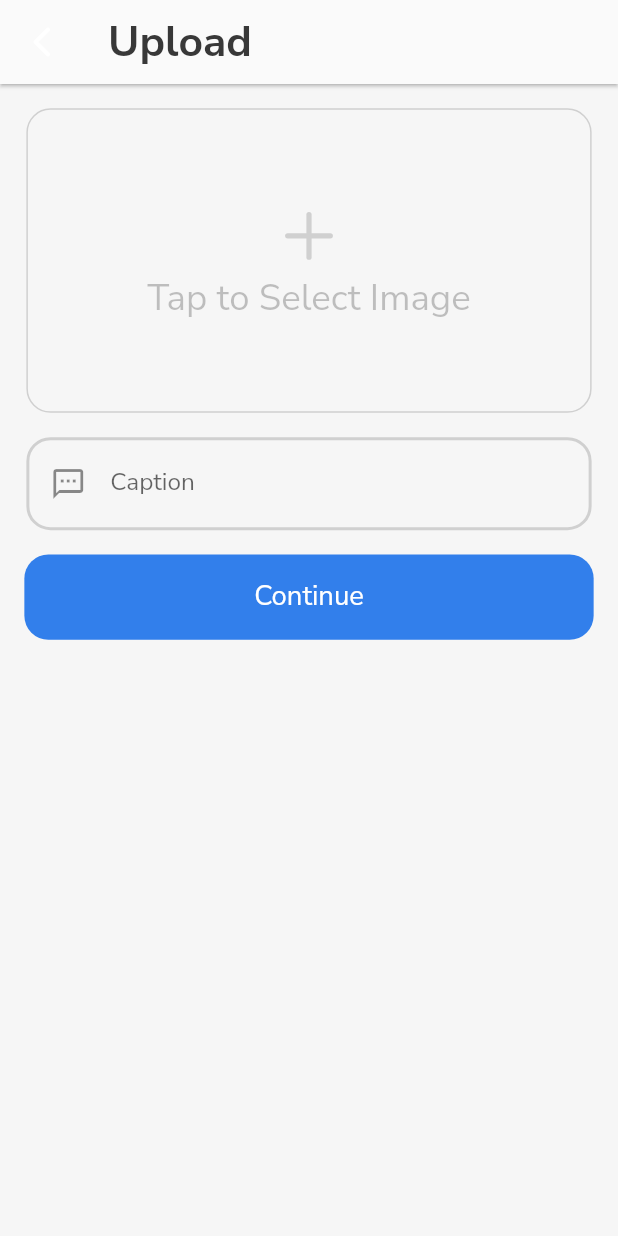
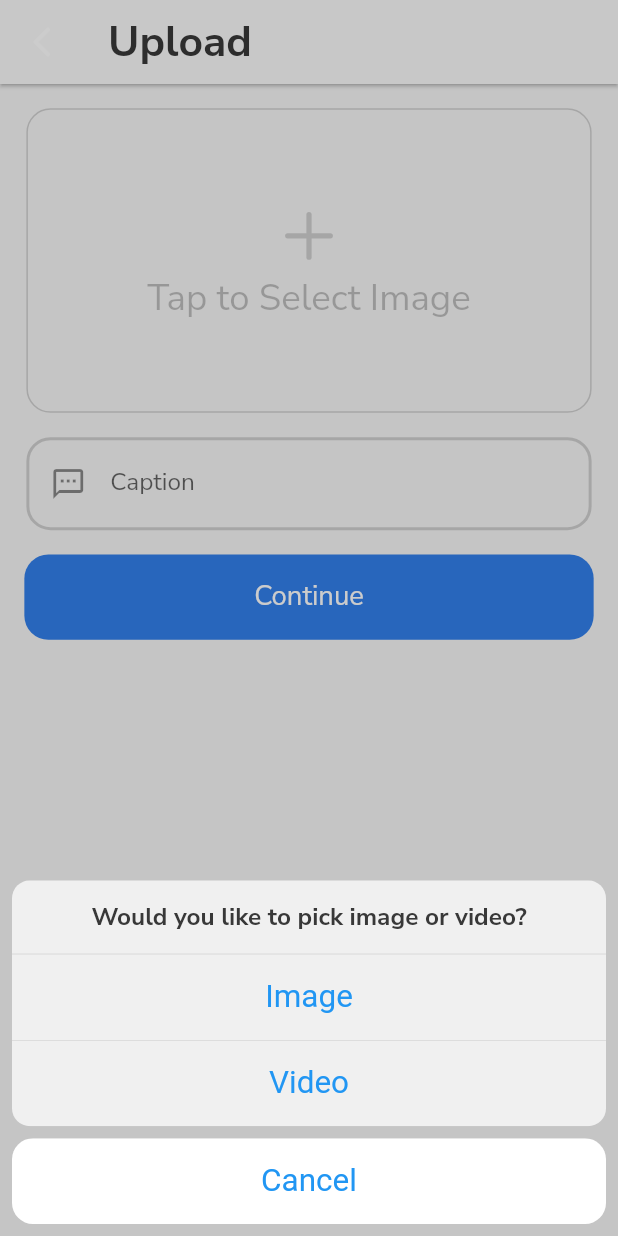
Before and after one commit to nrlvm/zet_fire, a Flutter app: the UploadScreen screen opened directly, after a tap on "Tap to Select Image", on a phone screen of 412 x 824 dp. Run offline on Flutter 3.47's test engine with Material 2 defaults, Android fonts, the phone set to English and light mode, and no system bars; our stand-ins replace cached_network_image, cloud_firestore, firebase_auth, firebase_core, firebase_messaging, firebase_storage and 8 more; accounts and stored records are empty.

Commit message:
push video to lenta supposed to be done

```diff
--- a/lib/src/ui/main/upload/upload_screen.dart
+++ b/lib/src/ui/main/upload/upload_screen.dart
@@ -1,4 +1,5 @@
 import 'dart:io';
+import 'package:flutter/cupertino.dart';
 import 'package:flutter/material.dart';
 import 'package:flutter/services.dart';
 import 'package:flutter_svg/flutter_svg.dart';
@@ -48,7 +49,47 @@ class _UploadScreenState extends State<UploadScreen> {
         children: [
           GestureDetector(
             onTap: () {
-              pickImage();
+              showCupertinoModalPopup(
+                context: context,
+                builder: (context) => CupertinoActionSheet(
+                  title: Text(
+                    'Would you like to pick image or video?',
+                    style: TextStyle(
+                      fontFamily: AppColor.fontFamily,
+                      fontWeight: FontWeight.w700,
+                      fontSize: 16 * h,
+                      color: AppColor.dark,
+                      decoration: TextDecoration.none,
+                    ),
+                  ),
+                  actions: [
+                    CupertinoActionSheetAction(
+                      onPressed: () async {
+                        pickImage(true);
+                        setState(() {});
+                      },
+                      child: const Text(
+                        'Image',
+                      ),
+                    ),
+                    CupertinoActionSheetAction(
+                      onPressed: () async {
+                        pickImage(false);
+                        setState(() {});
+                      },
+                      child: const Text(
+                        'Video',
+                      ),
+                    ),
+                  ],
+                  cancelButton: CupertinoActionSheetAction(
+                    onPressed: () {
+                      Navigator.pop(context);
+                    },
+                    child: const Text('Cancel'),
+                  ),
+                ),
+              );
               setState(() {});
             },
             child: Container(
@@ -62,7 +103,7 @@ class _UploadScreenState extends State<UploadScreen> {
                 borderRadius: BorderRadius.circular(16),
                 border: Border.all(color: AppColor.dark.withOpacity(0.2)),
               ),
-              child: image == null
+              child: file == null
                   ? Column(
                       mainAxisAlignment: MainAxisAlignment.center,
                       crossAxisAlignment: CrossAxisAlignment.center,
@@ -200,13 +241,19 @@ class _UploadScreenState extends State<UploadScreen> {
   }
 
   XFile? image;
+  XFile? video;
+  XFile? file;
 
-  Future pickImage() async {
+  Future pickImage(bool isImage) async {
     try {
-      final image = await ImagePicker().pickImage(source: ImageSource.gallery);
-      if (image == null) return;
+      final file = isImage
+          ? await ImagePicker().pickImage(source: ImageSource.gallery)
+          : await ImagePicker().pickVideo(source: ImageSource.gallery);
+      // final image = await ImagePicker().pickImage(source: ImageSource.gallery);
+      // final video = await ImagePicker().pickVideo(source: ImageSource.gallery);
+      if (file == null) return;
       setState(() {
-        this.image = image;
+        this.file = file;
       });
     } on PlatformException catch (e) {
       // ignore: avoid_print
```
